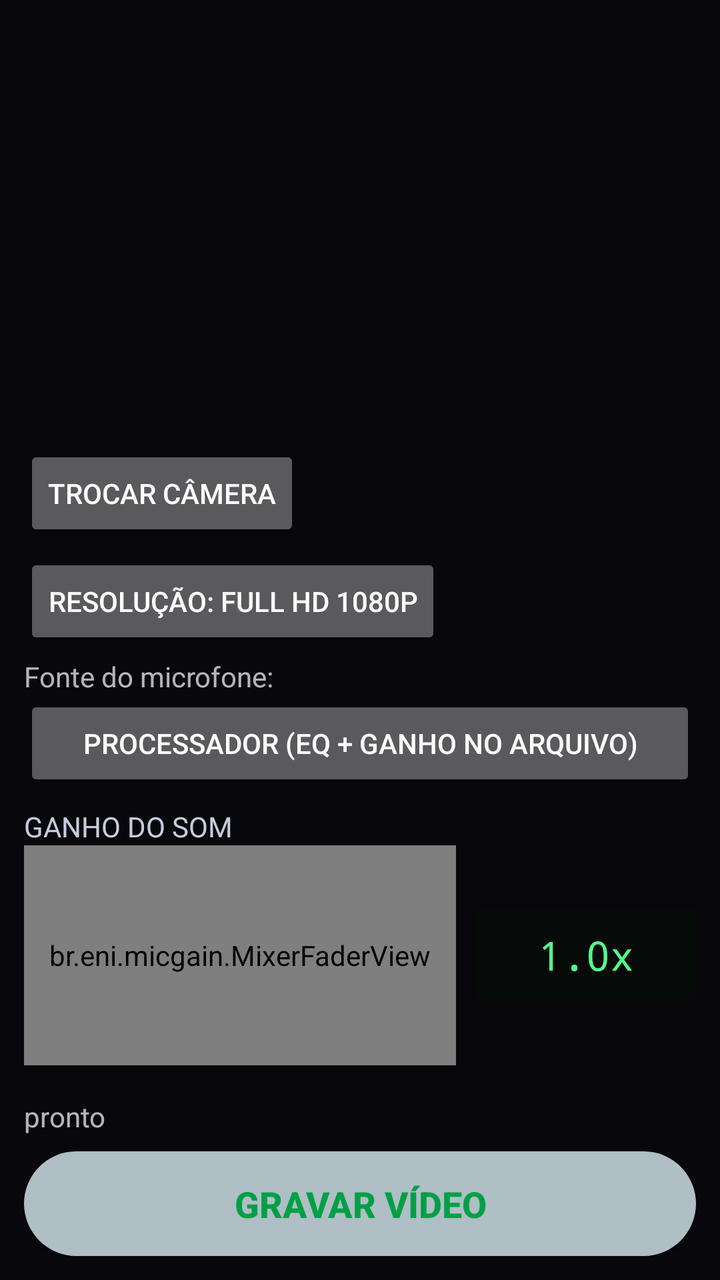
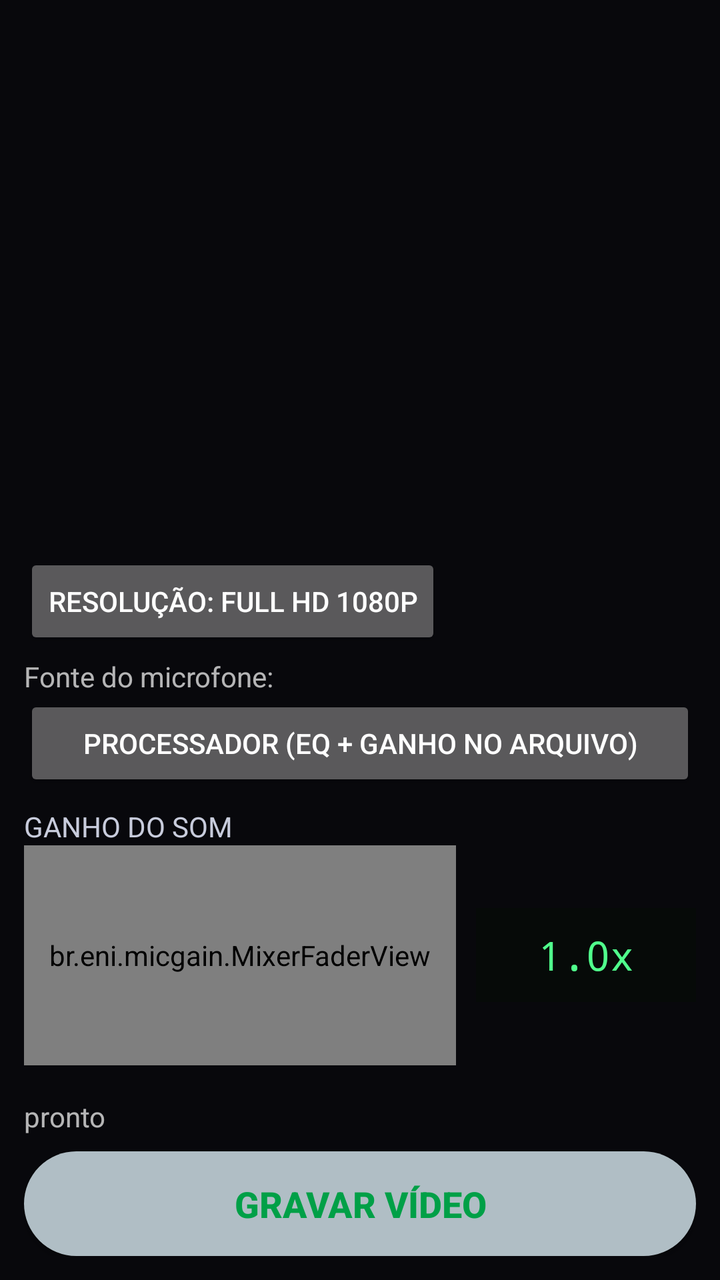

Screens rendered from an Android XML layout before and after an edit, with the pre-edit source and the edit as a unified diff.
<!-- AndroidManifest.xml: application theme Theme.AppCompat.NoActionBar -->
<!-- res/layout/activity_main.xml -->
<?xml version="1.0" encoding="utf-8"?>
<LinearLayout xmlns:android="http://schemas.android.com/apk/res/android"
    android:layout_width="match_parent" android:layout_height="match_parent"
    android:orientation="vertical" android:padding="12dp"
    android:keepScreenOn="true"
    android:background="#08080C">
    <TextureView android:id="@+id/tvPreview" android:layout_width="match_parent" android:layout_height="0dp" android:layout_weight="1"/>
    <Button android:id="@+id/btnTroca" android:layout_width="wrap_content" android:layout_height="wrap_content"
        android:layout_marginTop="8dp" android:text="Trocar câmera"/>
    <Button android:id="@+id/btnRes" android:layout_width="wrap_content" android:layout_height="wrap_content"
        android:layout_marginTop="6dp" android:text="Resolução: Full HD 1080p"/>
    <TextView android:layout_width="wrap_content" android:layout_height="wrap_content" android:text="Fonte do microfone:" android:layout_marginTop="4dp"/>
    <Button android:id="@+id/btnFonte" android:layout_width="match_parent" android:layout_height="wrap_content"
        android:text="PROCESSADOR (EQ + ganho no arquivo)"/>
    <TextView android:layout_width="wrap_content" android:layout_height="wrap_content"
        android:text="GANHO DO SOM" android:textColor="#C8CCDC" android:layout_marginTop="8dp"/>
    <LinearLayout android:layout_width="match_parent" android:layout_height="wrap_content"
        android:orientation="horizontal" android:gravity="center_vertical" android:layout_marginBottom="10dp">
        <br.eni.micgain.MixerFaderView android:id="@+id/faderGanho"
            android:layout_width="0dp" android:layout_weight="1" android:layout_height="110dp"/>
        <TextView android:id="@+id/txtGanho" android:layout_width="110dp" android:layout_height="wrap_content"
            android:text="1.0x" android:textColor="#50FF8C" android:background="#060A08"
            android:gravity="center" android:padding="10dp" android:textSize="20sp" android:fontFamily="monospace"
            android:layout_marginStart="10dp"/>
    </LinearLayout>
    <TextView android:id="@+id/txtStatus" android:layout_width="wrap_content" android:layout_height="wrap_content" android:text="pronto" android:layout_marginTop="6dp"/>
    <Button android:id="@+id/btnRec" android:layout_width="match_parent" android:layout_height="wrap_content"
        android:background="@drawable/btn_gravar_prata" android:textColor="#00A047" android:textStyle="bold"
        android:textSize="18sp" android:padding="14dp" android:layout_marginTop="8dp" android:text="GRAVAR VÍDEO"/>
</LinearLayout>
<!-- resources referenced by this layout -->
<resources>
  <!-- drawable btn_gravar_prata (drawable) -->
  <?xml version="1.0" encoding="utf-8"?>
  <shape xmlns:android="http://schemas.android.com/apk/res/android">
      <solid android:color="#B0BEC5"/>
      <corners android:radius="28dp"/>
  </shape>
</resources>

<!-- the commit's change to res/layout/activity_main.xml (unified diff, before → after) -->
@@ -5,8 +5,6 @@
     android:keepScreenOn="true"
     android:background="#08080C">
     <TextureView android:id="@+id/tvPreview" android:layout_width="match_parent" android:layout_height="0dp" android:layout_weight="1"/>
-    <Button android:id="@+id/btnTroca" android:layout_width="wrap_content" android:layout_height="wrap_content"
-        android:layout_marginTop="8dp" android:text="Trocar câmera"/>
     <Button android:id="@+id/btnRes" android:layout_width="wrap_content" android:layout_height="wrap_content"
         android:layout_marginTop="6dp" android:text="Resolução: Full HD 1080p"/>
     <TextView android:layout_width="wrap_content" android:layout_height="wrap_content" android:text="Fonte do microfone:" android:layout_marginTop="4dp"/>
